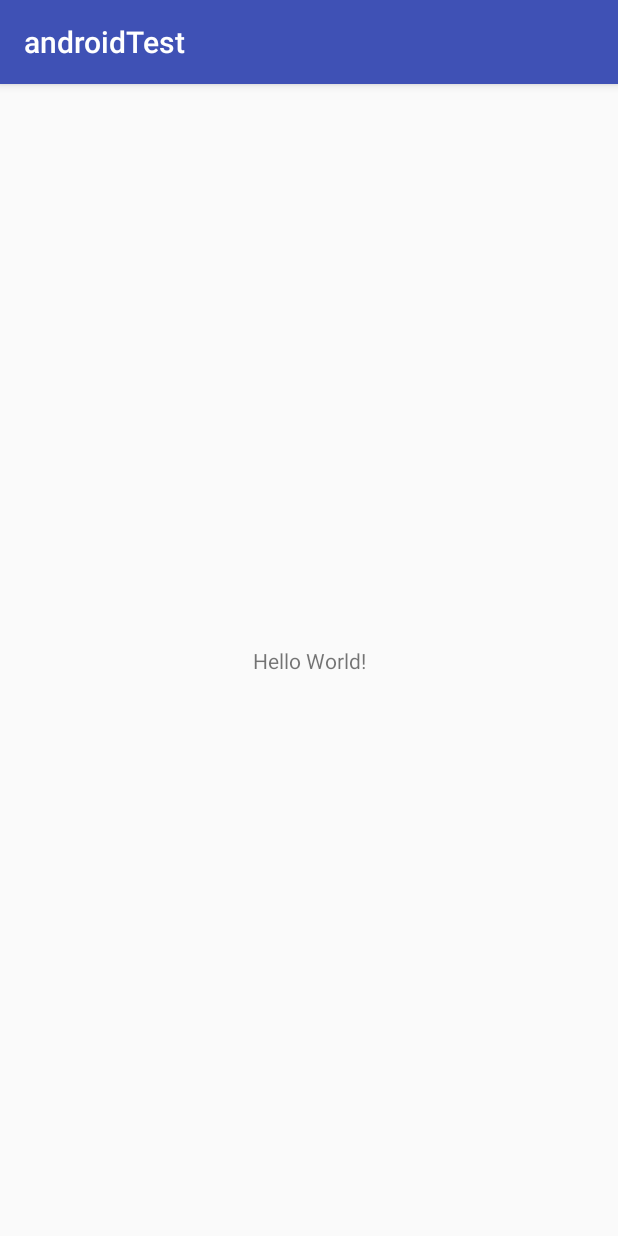
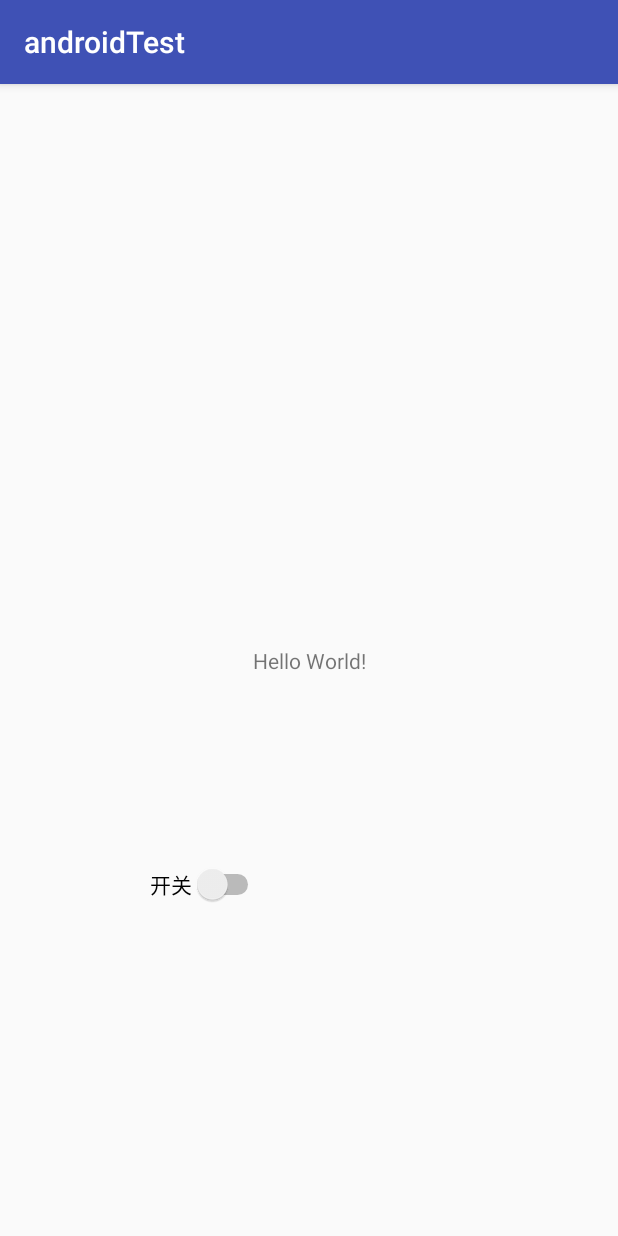
Before and after one commit to salas2738/androidTest, an Android app: the screen it shows after launch (MainActivity), on a phone screen of 412 x 824 dp. Run offline under Robolectric (Android 15) with nearby library versions, the phone set to English and light mode, and no system bars.

Commit message:
Initial commit

```diff
--- a/app/src/main/java/com/salas/androidtest/MainActivity.java
+++ b/app/src/main/java/com/salas/androidtest/MainActivity.java
@@ -2,11 +2,14 @@ package com.salas.androidtest;
 
 import android.support.v7.app.AppCompatActivity;
 import android.os.Bundle;
+import android.util.Log;
+import android.widget.AdapterView;
 
 public class MainActivity extends AppCompatActivity {
 
     @Override
     protected void onCreate(Bundle savedInstanceState) {
+        Log.i("文件启动了","第一个文件启动了");
         super.onCreate(savedInstanceState);
         setContentView(R.layout.activity_main);
     }
--- a/app/src/main/res/layout/activity_main.xml
+++ b/app/src/main/res/layout/activity_main.xml
@@ -7,6 +7,7 @@
     tools:context=".MainActivity">
 
     <TextView
+        android:id="@+id/textView"
         android:layout_width="wrap_content"
         android:layout_height="wrap_content"
         android:text="Hello World!"
@@ -15,4 +16,20 @@
         app:layout_constraintRight_toRightOf="parent"
         app:layout_constraintTop_toTopOf="parent" />
 
+    <Switch
+        android:id="@+id/switch1"
+        android:layout_width="wrap_content"
+        android:layout_height="wrap_content"
+        android:layout_marginBottom="171dp"
+        android:layout_marginEnd="226dp"
+        android:layout_marginLeft="90dp"
+        android:layout_marginRight="226dp"
+        android:layout_marginStart="90dp"
+        android:layout_marginTop="76dp"
+        android:text="@string/main.switch1"
+        app:layout_constraintBottom_toBottomOf="parent"
+        app:layout_constraintEnd_toEndOf="parent"
+        app:layout_constraintStart_toStartOf="parent"
+        app:layout_constraintTop_toBottomOf="@+id/textView" />
+
 </android.support.constraint.ConstraintLayout>
--- a/app/src/main/res/values/strings.xml
+++ b/app/src/main/res/values/strings.xml
@@ -1,3 +1,4 @@
 <resources>
     <string name="app_name">androidTest</string>
+    <string name="main.switch1">开关</string>
 </resources>
--- a/app/src/main/res/values/styles.xml
+++ b/app/src/main/res/values/styles.xml
@@ -1,7 +1,7 @@
 <resources>
 
     <!-- Base application theme. -->
-    <style name="AppTheme" parent="Theme.AppCompat.Light.DarkActionBar">
+    <style name="AppTheme" parent="Base.Theme.AppCompat.Light.DarkActionBar">
         <!-- Customize your theme here. -->
         <item name="colorPrimary">@color/colorPrimary</item>
         <item name="colorPrimaryDark">@color/colorPrimaryDark</item>
--- a/build.gradle
+++ b/build.gradle
@@ -4,6 +4,7 @@ buildscript {
 
     repositories {
         google()
+        // 代码托管仓库，可引用任何jcenter上的项目
         jcenter()
     }
     dependencies {
```
